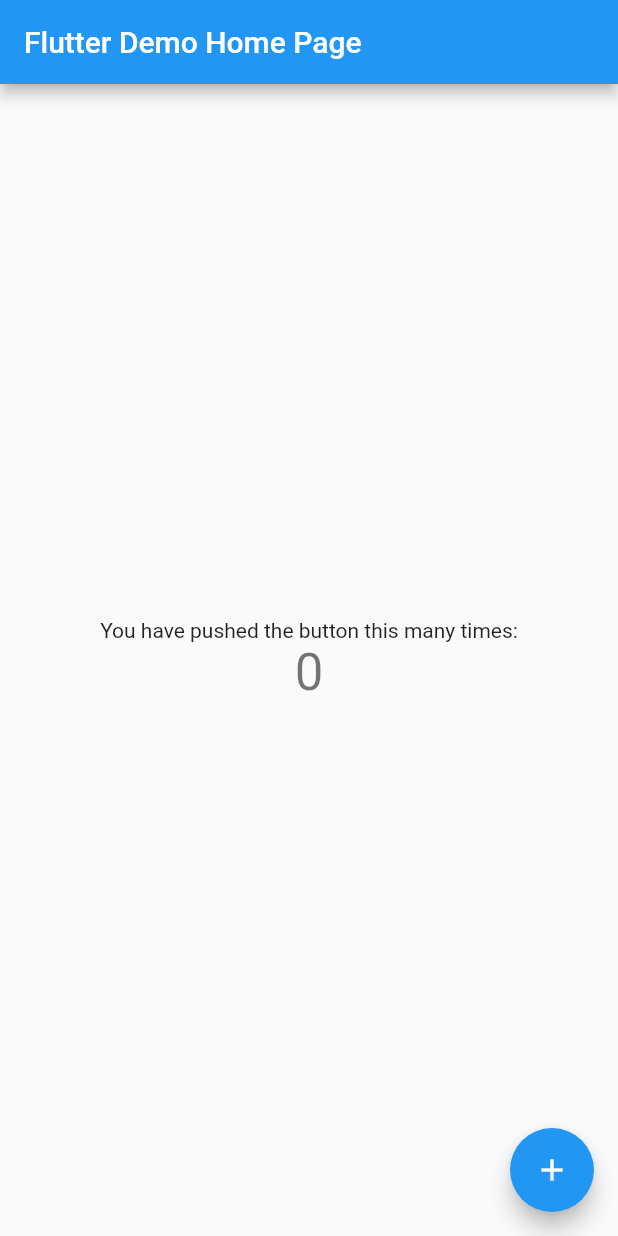
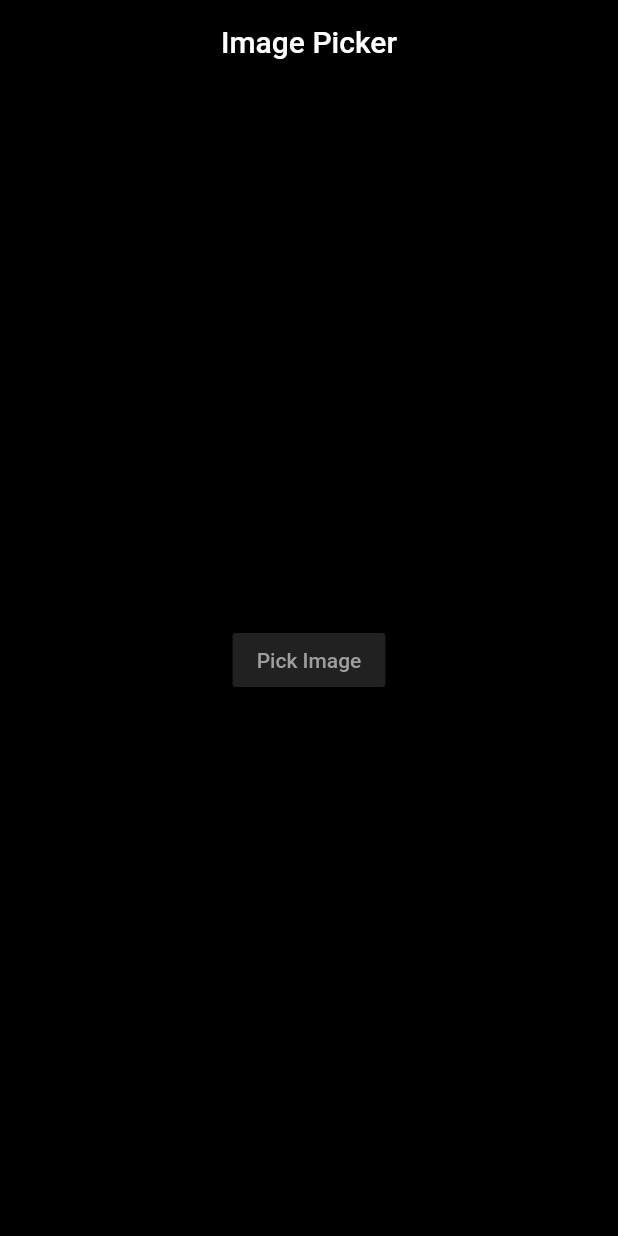
Before and after one commit to Ranaco/Reading-gesture-docs, a Flutter app: the screen it shows after launch, on a phone screen of 412 x 824 dp. Run offline on Flutter 3.47's test engine with Material 2 defaults, Android fonts, the phone set to English and light mode, and no system bars; our stand-ins replace image_picker.

Commit message:
Image almost done

```diff
--- a/lib/main.dart
+++ b/lib/main.dart
@@ -1,115 +1,75 @@
+// ignore_for_file: prefer_const_constructors
+
+import 'dart:io';
+
 import 'package:flutter/material.dart';
+import 'package:image_picker/image_picker.dart';
 
-void main() {
-  runApp(const MyApp());
+main() {
+  runApp(MaterialApp(
+    debugShowCheckedModeBanner: false,
+    title: 'Image picker',
+    home: HomePage(),
+  ));
 }
 
-class MyApp extends StatelessWidget {
-  const MyApp({Key? key}) : super(key: key);
+class HomePage extends StatefulWidget {
+  const HomePage({Key? key}) : super(key: key);
 
-  // This widget is the root of your application.
   @override
-  Widget build(BuildContext context) {
-    return MaterialApp(
-      title: 'Flutter Demo',
-      theme: ThemeData(
-        // This is the theme of your application.
-        //
-        // Try running your application with "flutter run". You'll see the
-        // application has a blue toolbar. Then, without quitting the app, try
-        // changing the primarySwatch below to Colors.green and then invoke
-        // "hot reload" (press "r" in the console where you ran "flutter run",
-        // or simply save your changes to "hot reload" in a Flutter IDE).
-        // Notice that the counter didn't reset back to zero; the application
-        // is not restarted.
-        primarySwatch: Colors.blue,
-      ),
-      home: const MyHomePage(title: 'Flutter Demo Home Page'),
-    );
-  }
+  _HomePageState createState() => _HomePageState();
 }
 
-class MyHomePage extends StatefulWidget {
-  const MyHomePage({Key? key, required this.title}) : super(key: key);
+class _HomePageState extends State<HomePage> {
+  ImagePicker picker = ImagePicker();
+  String imagePath = "";
 
-  // This widget is the home page of your application. It is stateful, meaning
-  // that it has a State object (defined below) that contains fields that affect
-  // how it looks.
-
-  // This class is the configuration for the state. It holds the values (in this
-  // case the title) provided by the parent (in this case the App widget) and
-  // used by the build method of the State. Fields in a Widget subclass are
-  // always marked "final".
-
-  final String title;
-
-  @override
-  State<MyHomePage> createState() => _MyHomePageState();
+  Future onClick() async {
+    final imagePicker = await picker.pickImage(source: ImageSource.gallery);
+    if (imagePicker != null) {
+      setState(() {
+        imagePath = imagePicker.path;
+      });
     }
-
-class _MyHomePageState extends State<MyHomePage> {
-  int _counter = 0;
-
-  void _incrementCounter() {
-    setState(() {
-      // This call to setState tells the Flutter framework that something has
-      // changed in this State, which causes it to rerun the build method below
-      // so that the display can reflect the updated values. If we changed
-      // _counter without calling setState(), then the build method would not be
-      // called again, and so nothing would appear to happen.
-      _counter++;
-    });
   }
 
   @override
   Widget build(BuildContext context) {
-    // This method is rerun every time setState is called, for instance as done
-    // by the _incrementCounter method above.
-    //
-    // The Flutter framework has been optimized to make rerunning build methods
-    // fast, so that you can just rebuild anything that needs updating rather
-    // than having to individually change instances of widgets.
     return Scaffold(
+      backgroundColor: Colors.black,
       appBar: AppBar(
-        // Here we take the value from the MyHomePage object that was created by
-        // the App.build method, and use it to set our appbar title.
-        title: Text(widget.title),
+        backgroundColor: Colors.black,
+        title: Text('Image Picker'),
+        centerTitle: true,
       ),
       body: Center(
-        // Center is a layout widget. It takes a single child and positions it
-        // in the middle of the parent.
           child: Column(
-          // Column is also a layout widget. It takes a list of children and
-          // arranges them vertically. By default, it sizes itself to fit its
-          // children horizontally, and tries to be as tall as its parent.
-          //
-          // Invoke "debug painting" (press "p" in the console, choose the
-          // "Toggle Debug Paint" action from the Flutter Inspector in Android
-          // Studio, or the "Toggle Debug Paint" command in Visual Studio Code)
-          // to see the wireframe for each widget.
-          //
-          // Column has various properties to control how it sizes itself and
-          // how it positions its children. Here we use mainAxisAlignment to
-          // center the children vertically; the main axis here is the vertical
-          // axis because Columns are vertical (the cross axis would be
-          // horizontal).
         mainAxisAlignment: MainAxisAlignment.center,
         children: <Widget>[
-            const Text(
-              'You have pushed the button this many times:',
+          imagePath != ""
+              ? Container(
+                  width: 200,
+                  height: 200,
+                  decoration: BoxDecoration(
+                    image: DecorationImage(
+                      image: FileImage(
+                        File(imagePath),
                       ),
-            Text(
-              '$_counter',
-              style: Theme.of(context).textTheme.headline4,
+                    ),
+                    borderRadius: BorderRadius.all(Radius.circular(300.0)),
+                  ),
+                )
+              : Container(),
+          MaterialButton(
+            onPressed: onClick,
+            child: Text(
+              'Pick Image',
+              style: TextStyle(color: Colors.grey),
+            ),
+            color: Colors.grey.shade900,
           ),
         ],
-        ),
-      ),
-      floatingActionButton: FloatingActionButton(
-        onPressed: _incrementCounter,
-        tooltip: 'Increment',
-        child: const Icon(Icons.add),
-      ), // This trailing comma makes auto-formatting nicer for build methods.
+      )),
     );
   }
 }
--- a/pubspec.yaml
+++ b/pubspec.yaml
@@ -34,6 +34,8 @@ dependencies:
   # The following adds the Cupertino Icons font to your application.
   # Use with the CupertinoIcons class for iOS style icons.
   cupertino_icons: ^1.0.2
+  image_picker: ^0.8.4+2
+  path_provider: ^2.0.5
 
 dev_dependencies:
   flutter_test:
```
Also changed, not shown: pubspec.lock, 1 other file. Lines whose indentation alone changed are shown as unchanged.
